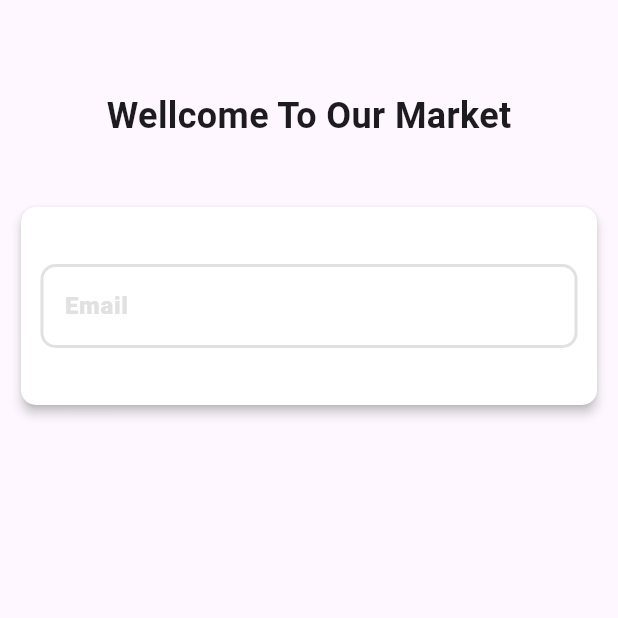
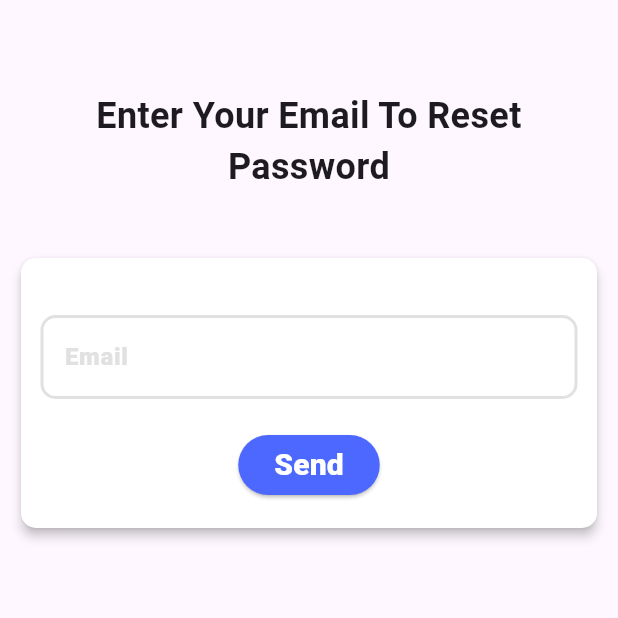
Before and after one commit to AmmarEmad-2004/ecommerce_Supabase, a Flutter app: the screen it shows after launch, on a phone screen of 412 x 824 dp, the top half of it. Run offline on Flutter 3.47's test engine with Material 3 defaults, Android fonts, the phone set to English and light mode, and no system bars.

Commit message:
finish forget password screen

```diff
--- /dev/null
+++ b/lib/core/widgets/custom_elevated_button.dart
@@ -0,0 +1,23 @@
+import 'package:ecommerce_app/core/theme/app_colors.dart';
+import 'package:flutter/material.dart';
+
+class CustomElevatedButton extends StatelessWidget {
+  const CustomElevatedButton({super.key, this.onPressed, required this.data});
+  final Function()? onPressed;
+  final String data;
+  @override
+  Widget build(BuildContext context) {
+    return ElevatedButton(
+      style: ElevatedButton.styleFrom(backgroundColor: AppColors.kPrimaryColor),
+      onPressed: onPressed,
+      child: Text(
+        data,
+        style: TextStyle(
+          color: AppColors.kWhiteColor,
+          fontSize: 20,
+          fontWeight: FontWeight.w900,
+        ),
+      ),
+    );
+  }
+}
--- a/lib/modules/auth/presentation/screens/forget_password_screen.dart
+++ b/lib/modules/auth/presentation/screens/forget_password_screen.dart
@@ -1,6 +1,5 @@
-import 'package:ecommerce_app/core/helpers/spaces.dart';
-import 'package:ecommerce_app/core/widgets/custom_background.dart';
-import 'package:ecommerce_app/core/widgets/custom_text_form_feild.dart';
+
+import 'package:ecommerce_app/modules/auth/presentation/widgets/forget_password_screen_body.dart';
 import 'package:flutter/material.dart';
 
 class ForgetPasswordScreen extends StatelessWidget {
@@ -18,49 +17,3 @@ class ForgetPasswordScreen extends StatelessWidget {
     );
   }
 }
-
-class ForgetPasswordScreenBody extends StatelessWidget {
-  const ForgetPasswordScreenBody({super.key});
-
-  @override
-  Widget build(BuildContext context) {
-    return Column(
-        children: [
-          SizedBox(height: 60),
-          Text(
-            'Wellcome To Our Market',
-            style: TextStyle(fontSize: 24, fontWeight: FontWeight.bold),
-          ),
-          SizedBox(height: 40),
-          CustomBackground(
-            child: Padding(
-              padding: const EdgeInsets.only(
-                left: 5,
-                right: 5,
-                bottom: 10,
-                top: 30,
-              ),
-              child: ForgetPasswordForm(),
-            ),
-          ),
-        ],
-      );
-  }
-}
-
-
-class ForgetPasswordForm extends StatelessWidget {
-  const ForgetPasswordForm({super.key});
-
-  @override
-  Widget build(BuildContext context) {
-    return Column(
-      children: [
-        CustomTextFormFeild(hint: 'Email'),
-                verticalSpace(20),
-
-
-      ],
-    );
-  }
-}
--- /dev/null
+++ b/lib/modules/auth/presentation/widgets/forget_password_form.dart
@@ -0,0 +1,20 @@
+import 'package:ecommerce_app/core/helpers/spaces.dart';
+import 'package:ecommerce_app/core/widgets/custom_elevated_button.dart';
+import 'package:ecommerce_app/core/widgets/custom_text_form_feild.dart';
+import 'package:flutter/material.dart';
+
+class ForgetPasswordForm extends StatelessWidget {
+  const ForgetPasswordForm({super.key});
+
+  @override
+  Widget build(BuildContext context) {
+    return Column(
+      children: [
+        CustomTextFormFeild(hint: 'Email'),
+        verticalSpace(20),
+
+        CustomElevatedButton(onPressed: () {}, data: 'Send'),
+      ],
+    );
+  }
+}
--- /dev/null
+++ b/lib/modules/auth/presentation/widgets/forget_password_screen_body.dart
@@ -0,0 +1,33 @@
+import 'package:ecommerce_app/core/widgets/custom_background.dart';
+import 'package:ecommerce_app/modules/auth/presentation/widgets/forget_password_form.dart';
+import 'package:flutter/material.dart';
+
+class ForgetPasswordScreenBody extends StatelessWidget {
+  const ForgetPasswordScreenBody({super.key});
+
+  @override
+  Widget build(BuildContext context) {
+    return Column(
+      children: [
+        SizedBox(height: 60),
+        Text(
+          textAlign: TextAlign.center,
+          'Enter Your Email To Reset Password',
+          style: TextStyle(fontSize: 24, fontWeight: FontWeight.bold),
+        ),
+        SizedBox(height: 40),
+        CustomBackground(
+          child: Padding(
+            padding: const EdgeInsets.only(
+              left: 5,
+              right: 5,
+              bottom: 10,
+              top: 30,
+            ),
+            child: ForgetPasswordForm(),
+          ),
+        ),
+      ],
+    );
+  }
+}
```
